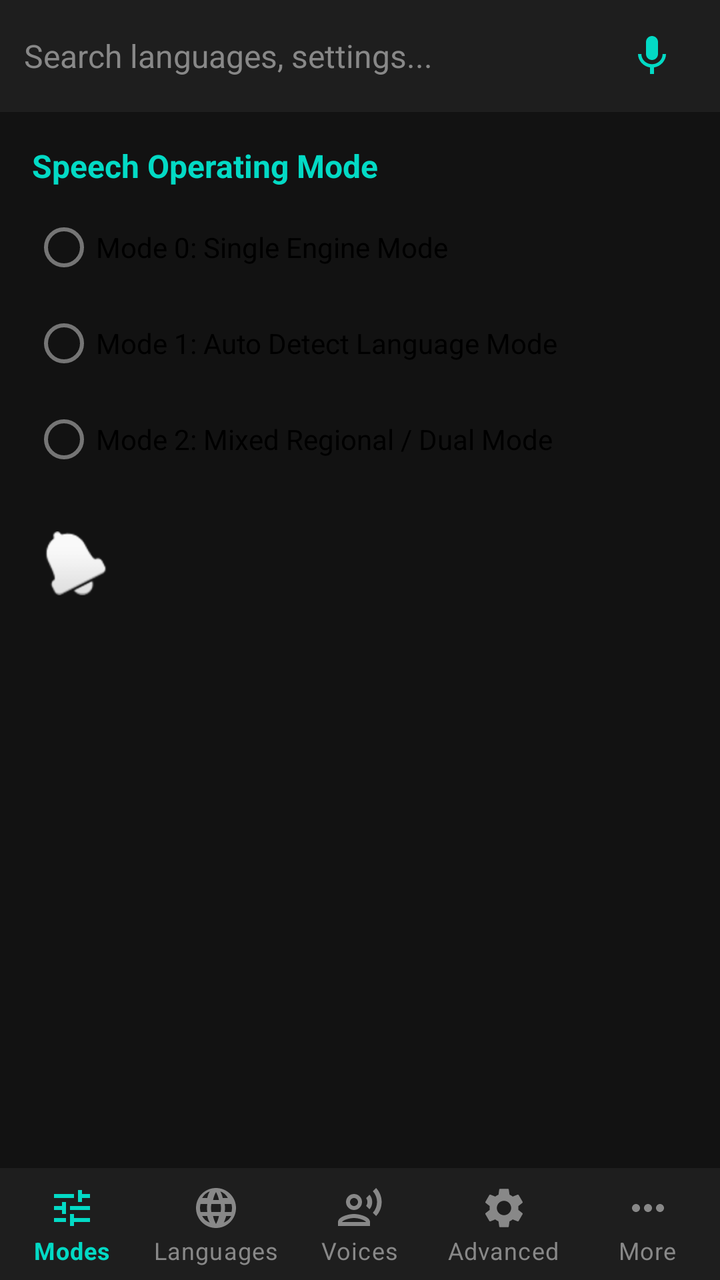
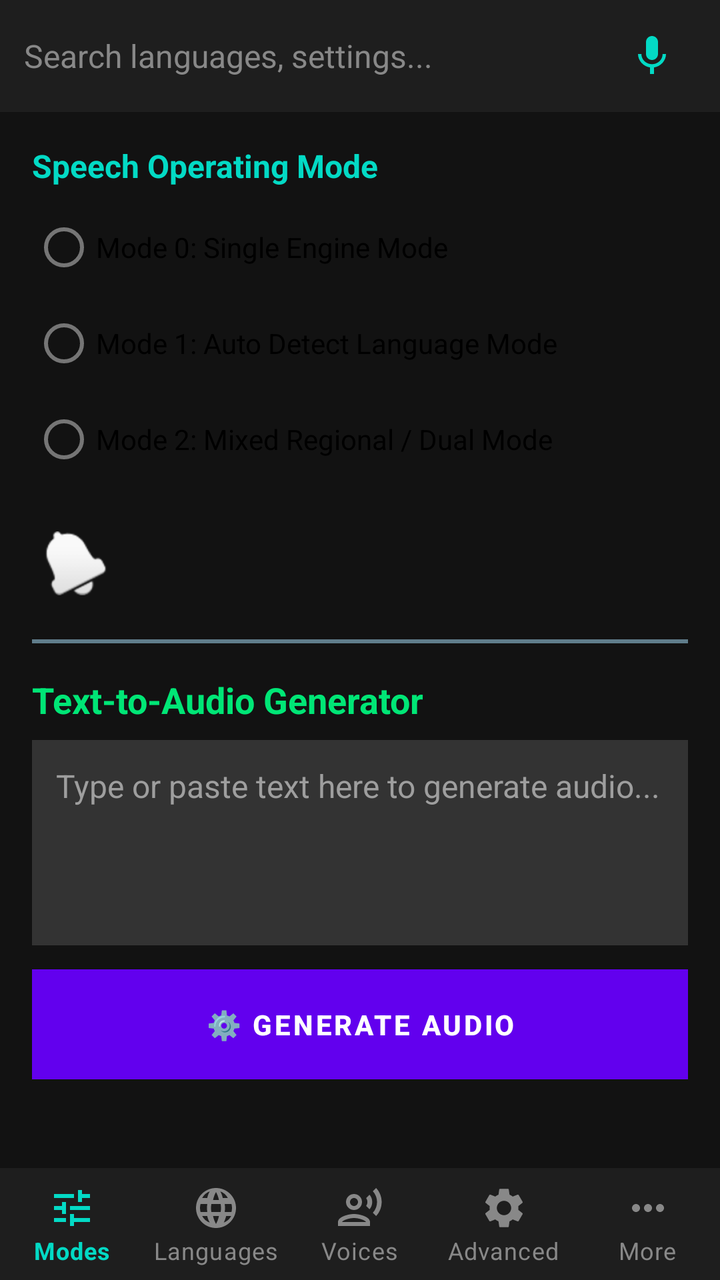

An Android layout rendered at two revisions. The XML below is the earlier revision; the diff shows what the commit changed to produce the second picture.
<!-- AndroidManifest.xml: application theme Theme.SpeechPlusTTS -->
<!-- res/layout/activity_main.xml -->
<?xml version="1.0" encoding="utf-8"?>
<LinearLayout xmlns:android="http://schemas.android.com/apk/res/android"
    xmlns:app="http://schemas.android.com/apk/res-auto"
    android:layout_width="match_parent"
    android:layout_height="match_parent"
    android:orientation="vertical"
    android:background="#121212">

    
    <LinearLayout
        android:id="@+id/layoutSearchBar"
        android:layout_width="match_parent"
        android:layout_height="56dp"
        android:orientation="horizontal"
        android:gravity="center_vertical"
        android:paddingStart="12dp"
        android:paddingEnd="12dp"
        android:background="#1E1E1E">

        <EditText
            android:id="@+id/edtSearch"
            android:layout_width="0dp"
            android:layout_height="wrap_content"
            android:layout_weight="1"
            android:hint="Search languages, settings..."
            android:textColorHint="#888888"
            android:textColor="#FFFFFF"
            android:textSize="16sp"
            android:background="@null"
            android:singleLine="true"
            android:imeOptions="actionSearch" />

        <ImageButton
            android:id="@+id/btnClearSearch"
            android:layout_width="44dp"
            android:layout_height="44dp"
            android:background="?attr/selectableItemBackgroundBorderless"
            android:src="@drawable/ic_clear"
            android:contentDescription="Clear search text"
            android:visibility="gone" />

        <ImageButton
            android:id="@+id/btnVoiceSearch"
            android:layout_width="44dp"
            android:layout_height="44dp"
            android:background="?attr/selectableItemBackgroundBorderless"
            android:src="@drawable/ic_mic"
            android:contentDescription="Voice Search with Google Speech" />
    </LinearLayout>

    <FrameLayout
        android:id="@+id/fragmentContainer"
        android:layout_width="match_parent"
        android:layout_height="0dp"
        android:layout_weight="1">

        
        <ScrollView
            android:id="@+id/tabModes"
            android:layout_width="match_parent"
            android:layout_height="match_parent"
            android:padding="16dp"
            android:visibility="visible">

            <LinearLayout
                android:id="@+id/containerModes"
                android:layout_width="match_parent"
                android:layout_height="wrap_content"
                android:orientation="vertical">

                <TextView
                    android:layout_width="wrap_content"
                    android:layout_height="wrap_content"
                    android:text="Speech Operating Mode"
                    android:textColor="#03DAC5"
                    android:textSize="16sp"
                    android:textStyle="bold"
                    android:layout_marginBottom="6dp" />

                <RadioGroup
                    android:id="@+id/radioGroupModes"
                    android:layout_width="match_parent"
                    android:layout_height="wrap_content"
                    android:layout_marginBottom="16dp">
                    <RadioButton
                        android:id="@+id/radioMode0"
                        android:layout_width="wrap_content"
                        android:layout_height="wrap_content"
                        android:text="Mode 0: Single Engine Mode" />
                    <RadioButton
                        android:id="@+id/radioMode1"
                        android:layout_width="wrap_content"
                        android:layout_height="wrap_content"
                        android:text="Mode 1: Auto Detect Language Mode" />
                    <RadioButton
                        android:id="@+id/radioMode2"
                        android:layout_width="wrap_content"
                        android:layout_height="wrap_content"
                        android:text="Mode 2: Mixed Regional / Dual Mode" />
                </RadioGroup>

                

                    <ImageButton
            android:id="@+id/btnNotificationCenter"
            android:layout_width="44dp"
            android:layout_height="44dp"
            android:background="?attr/selectableItemBackgroundBorderless"
            android:src="@android:drawable/ic_popup_reminder"
            android:contentDescription="Notifications button, 0 unread notifications. Double tap to view." />
</LinearLayout>
        </ScrollView>

        
        <ScrollView
            android:id="@+id/tabLanguages"
            android:layout_width="match_parent"
            android:layout_height="match_parent"
            android:padding="16dp"
            android:visibility="gone">

            <LinearLayout
                android:layout_width="match_parent"
                android:layout_height="wrap_content"
                android:orientation="vertical">

                <TextView
                    android:layout_width="wrap_content"
                    android:layout_height="wrap_content"
                    android:text="Supported Global Languages (A-Z)"
                    android:textColor="#03DAC5"
                    android:textSize="16sp"
                    android:textStyle="bold" />

                <TextView
                    android:layout_width="wrap_content"
                    android:layout_height="wrap_content"
                    android:text="Enable or disable specific languages for automatic routing."
                    android:textColor="#AAAAAA"
                    android:textSize="13sp"
                    android:layout_marginBottom="12dp" />

                <LinearLayout
                    android:layout_width="match_parent"
                    android:layout_height="wrap_content"
                    android:orientation="horizontal"
                    android:layout_marginBottom="12dp">

                    <Button
                        android:id="@+id/btnSelectAllLangs"
                        android:layout_width="0dp"
                        android:layout_height="wrap_content"
                        android:layout_weight="1"
                        android:layout_marginEnd="8dp"
                        android:text="Select All" />

                    <Button
                        android:id="@+id/btnClearAllLangs"
                        android:layout_width="0dp"
                        android:layout_height="wrap_content"
                        android:text="Clear All" />
                </LinearLayout>

                <LinearLayout
                    android:id="@+id/layoutLanguagesList"
                    android:layout_width="match_parent"
                    android:layout_height="wrap_content"
                    android:orientation="vertical" />

            </LinearLayout>
        </ScrollView>
        
        <ScrollView
            android:id="@+id/tabVoices"
            android:layout_width="match_parent"
            android:layout_height="match_parent"
            android:padding="16dp"
            android:visibility="gone">

            <LinearLayout
                android:id="@+id/containerVoices"
                android:layout_width="match_parent"
                android:layout_height="wrap_content"
                android:orientation="vertical">

                <TextView
                    android:layout_width="wrap_content"
                    android:layout_height="wrap_content"
                    android:text="1. Select Language (A-Z)"
                    android:textColor="#03DAC5"
                    android:textSize="15sp"
                    android:textStyle="bold"
                    android:layout_marginBottom="4dp" />

                <Spinner
                    android:id="@+id/spinnerVoiceLanguage"
                    android:layout_width="match_parent"
                    android:layout_height="48dp"
                    android:layout_marginBottom="14dp" />

                <TextView
                    android:layout_width="wrap_content"
                    android:layout_height="wrap_content"
                    android:text="2. Select TTS Engine"
                    android:textColor="#03DAC5"
                    android:textSize="15sp"
                    android:textStyle="bold"
                    android:layout_marginBottom="4dp" />

                <Spinner
                    android:id="@+id/spinnerVoiceEngine"
                    android:layout_width="match_parent"
                    android:layout_height="48dp"
                    android:layout_marginBottom="14dp" />

                <TextView
                    android:layout_width="wrap_content"
                    android:layout_height="wrap_content"
                    android:text="3. Select Voice Variant"
                    android:textColor="#03DAC5"
                    android:textSize="15sp"
                    android:textStyle="bold"
                    android:layout_marginBottom="4dp" />

                <Spinner
                    android:id="@+id/spinnerVoiceVariant"
                    android:layout_width="match_parent"
                    android:layout_height="48dp"
                    android:layout_marginBottom="16dp" />

                
                <TextView
                    android:id="@+id/lblVoicesRate"
                    android:layout_width="wrap_content"
                    android:layout_height="wrap_content"
                    android:text="Speech Rate: 1.0x"
                    android:textColor="#FFFFFF"
                    android:textSize="14sp" />

                <LinearLayout
                    android:layout_width="match_parent"
                    android:layout_height="wrap_content"
                    android:orientation="horizontal"
                    android:gravity="center_vertical"
                    android:layout_marginBottom="12dp">

                    <Button
                        android:id="@+id/btnRateMinus"
                        android:layout_width="48dp"
                        android:layout_height="44dp"
                        android:text="-"
                        android:textSize="18sp"
                        android:contentDescription="Decrease speech rate by 5 percent" />

                    <SeekBar
                        android:id="@+id/seekVoiceRate"
                        android:layout_width="0dp"
                        android:layout_height="wrap_content"
                        android:layout_weight="1"
                        android:max="100"
                        android:progress="50" />

                    <Button
                        android:id="@+id/btnRatePlus"
                        android:layout_width="48dp"
                        android:layout_height="44dp"
                        android:text="+"
                        android:textSize="18sp"
                        android:contentDescription="Increase speech rate by 5 percent" />
                </LinearLayout>

                
                <TextView
                    android:id="@+id/lblVoicesPitch"
                    android:layout_width="wrap_content"
                    android:layout_height="wrap_content"
                    android:text="Speech Pitch: 1.0x"
                    android:textColor="#FFFFFF"
                    android:textSize="14sp" />

                <LinearLayout
                    android:layout_width="match_parent"
                    android:layout_height="wrap_content"
                    android:orientation="horizontal"
                    android:gravity="center_vertical"
                    android:layout_marginBottom="12dp">

                    <Button
                        android:id="@+id/btnPitchMinus"
                        android:layout_width="48dp"
                        android:layout_height="44dp"
                        android:text="-"
                        android:textSize="18sp"
                        android:contentDescription="Decrease speech pitch by 5 percent" />

                    <SeekBar
                        android:id="@+id/seekVoicePitch"
                        android:layout_width="0dp"
                        android:layout_height="wrap_content"
                        android:layout_weight="1"
                        android:max="100"
                        android:progress="50" />

                    <Button
                        android:id="@+id/btnPitchPlus"
                        android:layout_width="48dp"
                        android:layout_height="44dp"
                        android:text="+"
                        android:textSize="18sp"
                        android:contentDescription="Increase speech pitch by 5 percent" />
                </LinearLayout>

                
                <TextView
                    android:id="@+id/lblVoicesVolume"
                    android:layout_width="wrap_content"
                    android:layout_height="wrap_content"
                    android:text="Voice Volume: 100%"
                    android:textColor="#FFFFFF"
                    android:textSize="14sp" />

                <SeekBar
                    android:id="@+id/seekVoiceVolume"
                    android:layout_width="match_parent"
                    android:layout_height="wrap_content"
                    android:max="100"
                    android:progress="100"
                    android:layout_marginBottom="16dp" />

                
                <LinearLayout
                    android:layout_width="match_parent"
                    android:layout_height="wrap_content"
                    android:orientation="horizontal"
                    android:layout_marginBottom="8dp">

                    <Button
                        android:id="@+id/btnTestVoiceSingle"
                        android:layout_width="0dp"
                        android:layout_height="wrap_content"
                        android:layout_weight="1"
                        android:layout_marginEnd="6dp"
                        android:text="Test Voice" />

                    <Button
                        android:id="@+id/btnDefaultVoice"
                        android:layout_width="0dp"
                        android:layout_height="wrap_content"
                        android:layout_weight="1"
                        android:text="Default" />
                </LinearLayout>

                <Button
                    android:id="@+id/btnSaveVoiceSettings"
                    android:layout_width="match_parent"
                    android:layout_height="52dp"
                    android:backgroundTint="#00E676"
                    android:textColor="#000000"
                    android:textStyle="bold"
                    android:text="Save Settings for this Language"
                    android:layout_marginBottom="20dp" />

                
                <TextView
                    android:layout_width="wrap_content"
                    android:layout_height="wrap_content"
                    android:text="Configured Language Mappings"
                    android:textColor="#03DAC5"
                    android:textSize="16sp"
                    android:textStyle="bold"
                    android:layout_marginBottom="8dp" />

                <LinearLayout
                    android:id="@+id/layoutConfiguredLanguages"
                    android:layout_width="match_parent"
                    android:layout_height="wrap_content"
                    android:orientation="vertical" />

            </LinearLayout>
        </ScrollView>
        
        <ScrollView
            android:id="@+id/tabAdvanced"
            android:layout_width="match_parent"
            android:layout_height="match_parent"
            android:padding="16dp"
            android:visibility="gone">

            <LinearLayout
                android:id="@+id/containerAdvanced"
                android:layout_width="match_parent"
                android:layout_height="wrap_content"
                android:orientation="vertical">

                <CheckBox
                    android:id="@+id/chkForceRate"
                    android:layout_width="match_parent"
                    android:layout_height="wrap_content"
                    android:text="Force App Rate (Override Screen Reader Speed)"
                    android:textColor="#FFFFFF"
                    android:layout_marginBottom="8dp" />

                <CheckBox
                    android:id="@+id/chkForcePitch"
                    android:layout_width="match_parent"
                    android:layout_height="wrap_content"
                    android:text="Force App Pitch (Override Screen Reader Pitch)"
                    android:textColor="#FFFFFF"
                    android:layout_marginBottom="8dp" />

                <CheckBox
                    android:id="@+id/chkStripAttributes"
                    android:layout_width="match_parent"
                    android:layout_height="wrap_content"
                    android:text="Remove Audio Attributes (Fix Cutoff on Samsung/Realme)"
                    android:textColor="#FFFFFF"
                    android:layout_marginBottom="8dp" />

                <Button
                    android:id="@+id/btnIgnoreBattery"
                    android:layout_width="match_parent"
                    android:layout_height="wrap_content"
                    android:text="Request Battery Unrestricted (Zero Background Kill)"
                    android:layout_marginBottom="16dp" />

                            
                <LinearLayout
                    android:layout_width="match_parent"
                    android:layout_height="wrap_content"
                    android:orientation="vertical"
                    android:background="#222222"
                    android:padding="12dp"
                    android:layout_marginTop="12dp"
                    android:layout_marginBottom="12dp">

                    <TextView
                        android:layout_width="match_parent"
                        android:layout_height="wrap_content"
                        android:text="Punctuation &amp; Symbols Level"
                        android:textColor="#00E676"
                        android:textSize="15sp"
                        android:textStyle="bold"
                        android:layout_marginBottom="6dp"/>
                    <Spinner
                        android:id="@+id/spinnerPunctuation"
                        android:layout_width="match_parent"
                        android:layout_height="50dp"
                        android:background="#2C2C2C"
                        android:layout_marginBottom="14dp"/>

                    <TextView
                        android:layout_width="match_parent"
                        android:layout_height="wrap_content"
                        android:text="Number Reading Language"
                        android:textColor="#00E676"
                        android:textSize="15sp"
                        android:textStyle="bold"
                        android:layout_marginBottom="6dp"/>
                    <Spinner
                        android:id="@+id/spinnerNumLang"
                        android:layout_width="match_parent"
                        android:layout_height="50dp"
                        android:background="#2C2C2C"
                        android:layout_marginBottom="14dp"/>

                    <TextView
                        android:layout_width="match_parent"
                        android:layout_height="wrap_content"
                        android:text="Number Reading Format"
                        android:textColor="#00E676"
                        android:textSize="15sp"
                        android:textStyle="bold"
                        android:layout_marginBottom="6dp"/>
                    <Spinner
                        android:id="@+id/spinnerNumFormat"
                        android:layout_width="match_parent"
                        android:layout_height="50dp"
                        android:background="#2C2C2C"
                        android:layout_marginBottom="4dp"/>
                </LinearLayout>
                

            </LinearLayout>
        </ScrollView>

        
        <ScrollView
            android:id="@+id/tabMore"
            android:layout_width="match_parent"
            android:layout_height="match_parent"
            android:padding="16dp"
            android:visibility="gone">

            <LinearLayout
                android:id="@+id/containerMore"
                android:layout_width="match_parent"
                android:layout_height="wrap_content"
                android:orientation="vertical">

                <TextView
                    android:layout_width="wrap_content"
                    android:layout_height="wrap_content"
                    android:text="System &amp; Quick Actions"
                    android:textColor="#03DAC5"
                    android:textSize="16sp"
                    android:textStyle="bold"
                    android:layout_marginBottom="10dp" />

                <Button
                    android:id="@+id/btnOpenSystemTts"
                    android:layout_width="match_parent"
                    android:layout_height="wrap_content"
                    android:text="Open Android Text-to-Speech Settings"
                    android:layout_marginBottom="8dp" />

                

                <Button
                    android:id="@+id/btnOpenAboutPage"
                    android:layout_width="match_parent"
                    android:layout_height="wrap_content"
                    android:text="Open Community &amp; Help Desk (All 10 Links)"
                    android:layout_marginBottom="20dp" />

                <TextView
                    android:layout_width="wrap_content"
                    android:layout_height="wrap_content"
                    android:text="About Developer: Paras Yadav"
                    android:textColor="#03DAC5"
                    android:textSize="16sp"
                    android:textStyle="bold"
                    android:layout_marginBottom="6dp" />

                <Button android:id="@+id/btnCheckUpdateMore" android:layout_width="0dp" android:layout_height="0dp" android:visibility="gone" />
                
                <Button
                    android:id="@+id/btnAppInfo"
                    android:layout_width="match_parent"
                    android:layout_height="wrap_content"
                    android:text="APP INFO (VERSION, MISSION &amp; FEATURES)"
                    android:backgroundTint="#00897B"
                    android:textColor="#FFFFFF"
                    android:textStyle="bold"
                    android:layout_marginBottom="14dp"/>

                <LinearLayout
                    android:layout_width="match_parent"
                    android:layout_height="wrap_content"
                    android:orientation="vertical"
                    android:background="#1E1E1E"
                    android:padding="14dp"
                    android:layout_marginBottom="16dp">

                    <TextView
                        android:layout_width="match_parent"
                        android:layout_height="wrap_content"
                        android:text="App Info - Speech Plus TTS"
                        android:textColor="#00E676"
                        android:textSize="16sp"
                        android:textStyle="bold"
                        android:layout_marginBottom="6dp"/>

                    <TextView
                        android:id="@+id/tvAppInfoSummary"
                        android:layout_width="match_parent"
                        android:layout_height="wrap_content"
                        android:text="Version Name: v3.1.0 (Code 31)\nLast Updated: November 2026\nDeveloped By: Paras Yadav (ITFB Community)\n\nWhy Speech Plus TTS Was Built:\nCreated with a Zero-Lag mission for blind and visually impaired users to eliminate speech latency, voice overlapping, and word clipping while providing instant multi-language switching.\n\nLatest Core Features:\n• Ultra-Fast Zero-Lag Direct PCM Audio Streaming\n• Smart Dual &amp; Auto Multi-Language TTS Switching\n• Custom Punctuation Level, Number Language &amp; Digit Formatting\n• Warm-Up &amp; Tail Silence Guard for Short Words/Spellings\n• Extended Timeout Protection for Long Paragraphs"
                        android:textColor="#E0E0E0"
                        android:textSize="14sp"
                        android:lineSpacingExtra="4dp"/>
                </LinearLayout>
                

                    <TextView
                    android:id="@+id/tvAboutExcerpt"
                    android:layout_width="match_parent"
                    android:layout_height="wrap_content"
                    android:text="Speech Plus TTS is built with a Zero-Lag mission for visually impaired users. Developer: Paras Yadav. Join our community for voice-first Android innovations, accessible gaming, and peer guidance.\n\nDeveloper: Paras Yadav. Speech Plus TTS."
                    android:textColor="#CCCCCC"
                    android:textSize="14sp"
                    android:lineSpacingExtra="4dp" />

            </LinearLayout>
        </ScrollView>

    </FrameLayout>

    
    <com.google.android.material.bottomnavigation.BottomNavigationView
        android:id="@+id/bottomNavigation"
        android:layout_width="match_parent"
        android:layout_height="wrap_content"
        android:background="#1E1E1E"
        app:itemIconTint="@color/bottom_nav_color_selector"
        app:itemTextColor="@color/bottom_nav_color_selector"
        app:labelVisibilityMode="labeled"
        app:menu="@menu/bottom_nav_menu" />

</LinearLayout>
<!-- resources referenced by this layout -->
<resources>
  <!-- drawable ic_clear (drawable) -->
  <vector xmlns:android="http://schemas.android.com/apk/res/android"
      android:width="24dp"
      android:height="24dp"
      android:viewportWidth="24"
      android:viewportHeight="24">
      <path
          android:fillColor="#AAAAAA"
          android:pathData="M19,6.41L17.59,5 12,10.59 6.41,5 5,6.41 10.59,12 5,17.59 6.41,19 12,13.41 17.59,19 19,17.59 13.41,12z"/>
  </vector>
  <!-- drawable ic_mic (drawable) -->
  <vector xmlns:android="http://schemas.android.com/apk/res/android"
      android:width="24dp"
      android:height="24dp"
      android:viewportWidth="24"
      android:viewportHeight="24">
      <path
          android:fillColor="#03DAC5"
          android:pathData="M12,14c1.66,0 3,-1.34 3,-3V5c0,-1.66 -1.34,-3 -3,-3S9,3.34 9,5v6c0,1.66 1.34,3 3,3zM17.3,11c0,3 -2.54,5.1 -5.3,5.1S6.7,14 6.7,11H5c0,3.41 2.72,6.23 6,6.72V21h2v-3.28c3.28,-0.48 6,-3.3 6,-6.72h-1.7z"/>
  </vector>
  <style name="Theme.SpeechPlusTTS" parent="Theme.MaterialComponents.DayNight.DarkActionBar">
          <item name="colorPrimary">@color/purple_500</item>
          <item name="colorPrimaryVariant">@color/purple_700</item>
          <item name="colorSecondary">@color/teal_200</item>
      </style>
  <color name="purple_500">#6200EE</color>
  <color name="purple_700">#3700B3</color>
  <color name="teal_200">#03DAC5</color>
</resources>

<!-- the commit's change to res/layout/activity_main.xml (unified diff, before → after) -->
@@ -108,6 +108,151 @@
             android:background="?attr/selectableItemBackgroundBorderless"
             android:src="@android:drawable/ic_popup_reminder"
             android:contentDescription="Notifications button, 0 unread notifications. Double tap to view." />
+                
+                <View android:layout_width="match_parent" android:layout_height="2dp" android:background="#607D8B" android:layout_marginVertical="16dp"/>
+                
+                <TextView
+                    android:layout_width="wrap_content"
+                    android:layout_height="wrap_content"
+                    android:text="Text-to-Audio Generator"
+                    android:textColor="#00E676"
+                    android:textSize="18sp"
+                    android:textStyle="bold"
+                    android:layout_marginBottom="8dp" />
+
+                
+                <EditText
+                    android:id="@+id/editAudioText"
+                    android:layout_width="match_parent"
+                    android:layout_height="wrap_content"
+                    android:minLines="4"
+                    android:gravity="top|start"
+                    android:hint="Type or paste text here to generate audio..."
+                    android:textColor="#FFFFFF"
+                    android:textColorHint="#9E9E9E"
+                    android:background="#333333"
+                    android:padding="12dp"
+                    android:textSize="16sp"
+                    android:contentDescription="Text input box for audio generation." />
+
+                
+                <Button
+                    android:id="@+id/btnGenerateAudio"
+                    android:layout_width="match_parent"
+                    android:layout_height="55dp"
+                    android:text="⚙️ Generate Audio"
+                    android:textColor="#FFFFFF"
+                    android:background="#00C853"
+                    android:textStyle="bold"
+                    android:layout_marginTop="12dp"
+                    android:contentDescription="Start generating audio from your text." />
+
+                
+                <LinearLayout
+                    android:id="@+id/layoutAudioStatus"
+                    android:layout_width="match_parent"
+                    android:layout_height="wrap_content"
+                    android:orientation="vertical"
+                    android:visibility="gone"
+                    android:layout_marginTop="12dp">
+
+                    <TextView
+                        android:id="@+id/tvAudioStatus"
+                        android:layout_width="wrap_content"
+                        android:layout_height="wrap_content"
+                        android:text="Initializing TTS Engine..."
+                        android:textColor="#FFEB3B"
+                        android:textSize="14sp"
+                        android:layout_marginBottom="4dp" />
+
+                    <ProgressBar
+                        android:id="@+id/progressAudioGen"
+                        style="?android:attr/progressBarStyleHorizontal"
+                        android:layout_width="match_parent"
+                        android:layout_height="wrap_content"
+                        android:max="100"
+                        android:progress="0"
+                        android:progressTint="#00E676" />
+                </LinearLayout>
+
+                
+                <LinearLayout
+                    android:id="@+id/layoutMediaControls"
+                    android:layout_width="match_parent"
+                    android:layout_height="wrap_content"
+                    android:orientation="horizontal"
+                    android:gravity="center"
+                    android:visibility="gone"
+                    android:layout_marginTop="16dp">
+
+                    <Button
+                        android:id="@+id/btnRewind"
+                        android:layout_width="0dp"
+                        android:layout_weight="1"
+                        android:layout_height="50dp"
+                        android:text="⏪ 10s"
+                        android:textColor="#FFFFFF"
+                        android:background="#455A64"
+                        android:layout_marginEnd="8dp"
+                        android:contentDescription="Rewind 10 seconds" />
+
+                    <Button
+                        android:id="@+id/btnPlayPauseAudio"
+                        android:layout_width="0dp"
+                        android:layout_weight="1.5"
+                        android:layout_height="50dp"
+                        android:text="▶ Play"
+                        android:textColor="#FFFFFF"
+                        android:background="#2196F3"
+                        android:textStyle="bold"
+                        android:contentDescription="Play or Pause generated audio" />
+
+                    <Button
+                        android:id="@+id/btnFastForward"
+                        android:layout_width="0dp"
+                        android:layout_weight="1"
+                        android:layout_height="50dp"
+                        android:text="10s ⏩"
+                        android:textColor="#FFFFFF"
+                        android:background="#455A64"
+                        android:layout_marginStart="8dp"
+                        android:contentDescription="Fast forward 10 seconds" />
+                </LinearLayout>
+
+                
+                <LinearLayout
+                    android:id="@+id/layoutExportControls"
+                    android:layout_width="match_parent"
+                    android:layout_height="wrap_content"
+                    android:orientation="horizontal"
+                    android:gravity="center"
+                    android:visibility="gone"
+                    android:layout_marginTop="12dp"
+                    android:layout_marginBottom="24dp">
+
+                    <Button
+                        android:id="@+id/btnShareAudio"
+                        android:layout_width="0dp"
+                        android:layout_weight="1"
+                        android:layout_height="50dp"
+                        android:text="Share Audio"
+                        android:textColor="#FFFFFF"
+                        android:background="#9C27B0"
+                        android:layout_marginEnd="8dp"
+                        android:contentDescription="Share the audio file" />
+
+                    <Button
+                        android:id="@+id/btnSaveAudio"
+                        android:layout_width="0dp"
+                        android:layout_weight="1"
+                        android:layout_height="50dp"
+                        android:text="Save to Device"
+                        android:textColor="#FFFFFF"
+                        android:background="#FF9800"
+                        android:layout_marginStart="8dp"
+                        android:contentDescription="Save audio to Downloads folder" />
+                </LinearLayout>
+
 </LinearLayout>
         </ScrollView>
 
